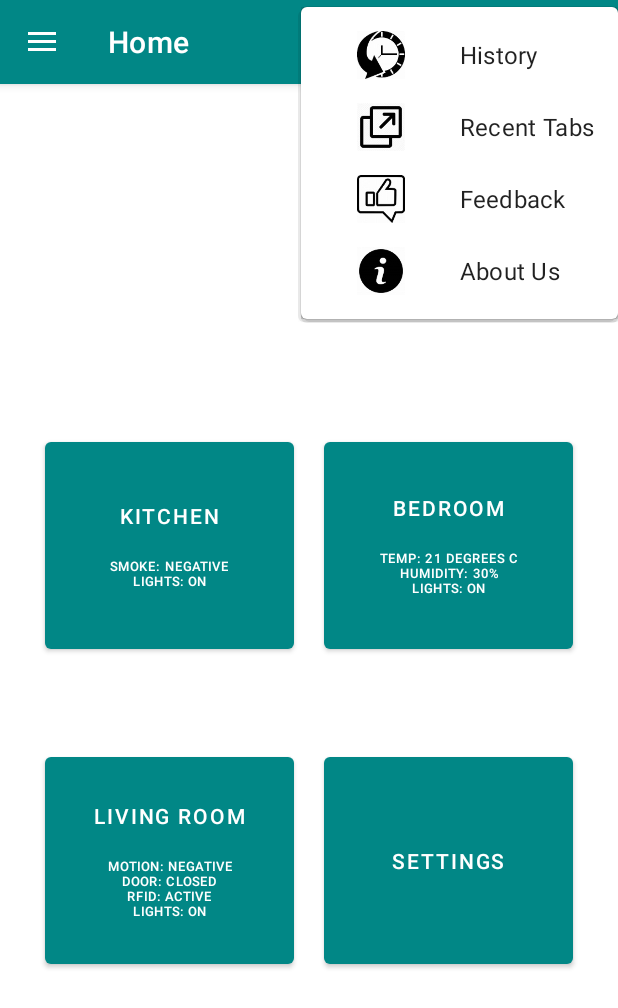
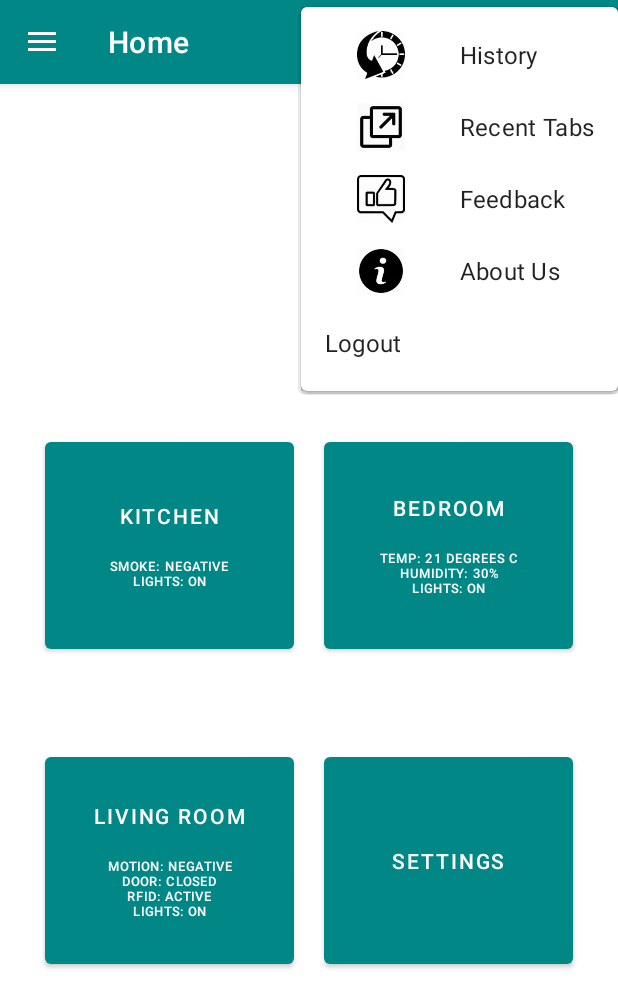
Before and after one commit to naveenKumar5935/smartHomeAutomation, an Android app: the screen it shows after launch (MainActivity), after a tap on an icon or button, on a phone screen of 412 x 824 dp. Shown: the top 1008 px of the screen. Run offline under Robolectric (Android 15) with nearby library versions, the phone set to English and light mode, and no system bars; our stand-ins replace navigation-ui.

```diff
--- a/smartHomeApp/src/main/java/ca/theautomators/it/smarthomeautomation/MainActivity.java
+++ b/smartHomeApp/src/main/java/ca/theautomators/it/smarthomeautomation/MainActivity.java
@@ -84,7 +84,6 @@ public class MainActivity extends AppCompatActivity{
         });
         alert.show();
 
-
     }
 
 }
--- a/smartHomeApp/src/main/java/ca/theautomators/it/smarthomeautomation/SplashScreenActivity.java
+++ b/smartHomeApp/src/main/java/ca/theautomators/it/smarthomeautomation/SplashScreenActivity.java
@@ -1,5 +1,6 @@
 package ca.theautomators.it.smarthomeautomation;
 
+import android.app.ActionBar;
 import android.app.Activity;
 import android.content.Intent;
 import android.os.Bundle;
@@ -14,6 +15,7 @@ public class SplashScreenActivity extends Activity {
         super.onCreate(savedInstanceState);
         setContentView(R.layout.activity_splash_screen);
 
+
         handler=new Handler();
         handler.postDelayed(new Runnable() {
             @Override
@@ -27,4 +29,5 @@ public class SplashScreenActivity extends Activity {
         },3000);
 
     }
+
 }
--- a/smartHomeApp/src/main/java/ca/theautomators/it/smarthomeautomation/ui/bedroom/BedroomFragment.java
+++ b/smartHomeApp/src/main/java/ca/theautomators/it/smarthomeautomation/ui/bedroom/BedroomFragment.java
@@ -6,6 +6,7 @@
  */
 package ca.theautomators.it.smarthomeautomation.ui.bedroom;
 
+import android.app.AlertDialog;
 import android.os.Bundle;
 import android.view.LayoutInflater;
 import android.view.View;
@@ -32,4 +33,5 @@ public class BedroomFragment extends Fragment {
         dataText.setText(bedroomData);
         return root;
     }
+
 }
--- /dev/null
+++ b/smartHomeApp/src/main/res/drawable/search.xml
@@ -0,0 +1,10 @@
+<vector xmlns:android="http://schemas.android.com/apk/res/android"
+    android:width="24dp"
+    android:height="24dp"
+    android:viewportWidth="24"
+    android:viewportHeight="24"
+    android:tint="?attr/colorControlNormal">
+  <path
+      android:fillColor="@android:color/white"
+      android:pathData="M15.5,14h-0.79l-0.28,-0.27C15.41,12.59 16,11.11 16,9.5 16,5.91 13.09,3 9.5,3S3,5.91 3,9.5 5.91,16 9.5,16c1.61,0 3.09,-0.59 4.23,-1.57l0.27,0.28v0.79l5,4.99L20.49,19l-4.99,-5zM9.5,14C7.01,14 5,11.99 5,9.5S7.01,5 9.5,5 14,7.01 14,9.5 11.99,14 9.5,14z"/>
+</vector>
--- a/smartHomeApp/src/main/res/menu/main.xml
+++ b/smartHomeApp/src/main/res/menu/main.xml
@@ -4,10 +4,17 @@
 
     <item
         app:showAsAction="ifRoom"
+        android:id="@+id/search"
+        android:title="Search"
+        android:icon="@drawable/search" />
+    <item
+        app:showAsAction="always"
         android:id="@+id/menutab"
         android:title=""
         android:icon="@drawable/menutab">
+
         <menu>
+
     <item
         android:id="@+id/History"
         android:icon="@drawable/history"
@@ -29,6 +36,12 @@
         android:title="@string/about_us"
         app:showAsAction="never" />
 
+    <item
+        android:id="@+id/action_logout"
+        android:title="Logout"
+        android:visible="true"
+        app:showAsAction="never" />
+
         </menu>
 
     </item>
```
Also changed, not shown: smartHomeApp/src/main/AndroidManifest.xml (+8 -3 lines), smartHomeApp/src/main/res/drawable/backkey.xml (added, +11 -0 lines).
